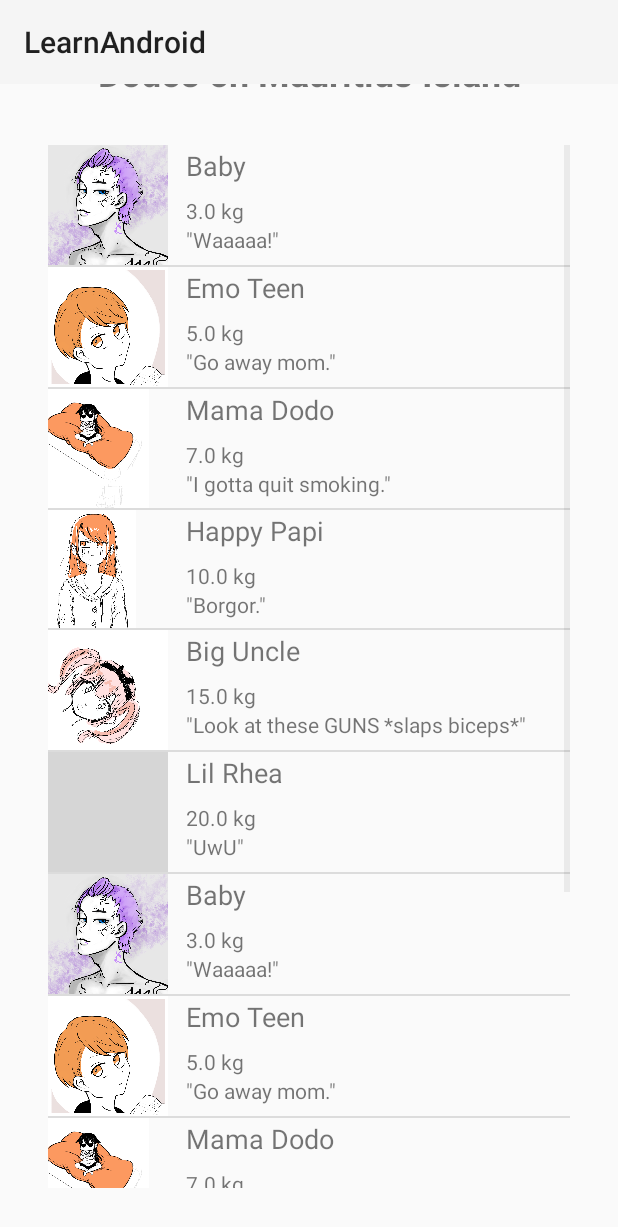
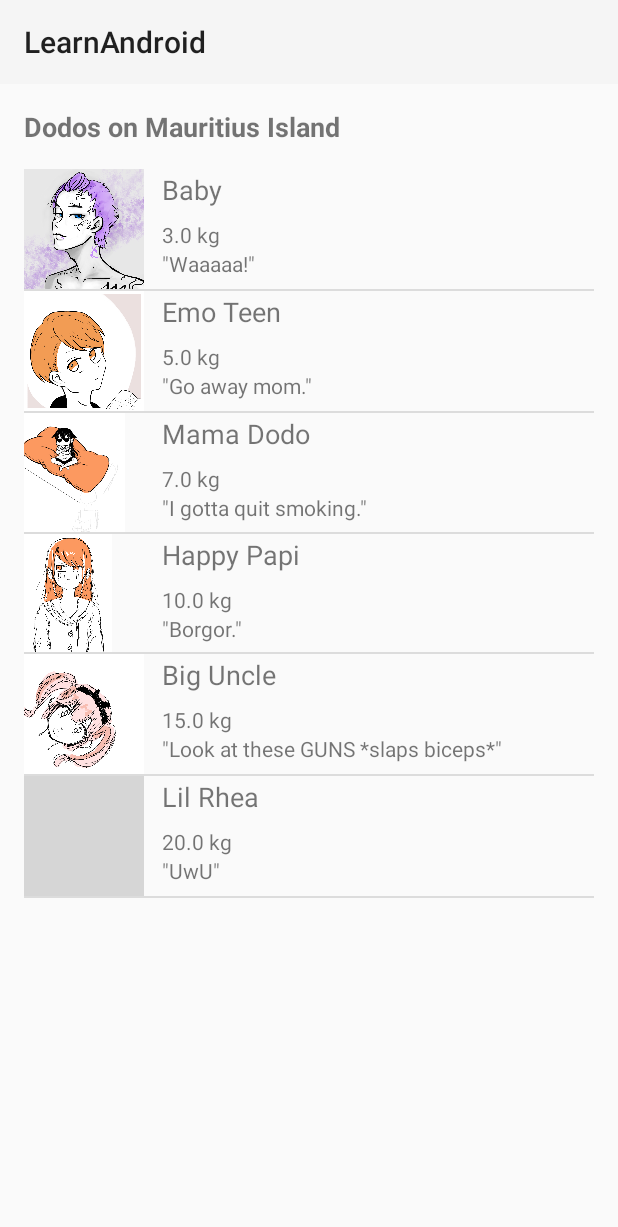
Before and after one commit to papashirogane/DodoApp, an Android app: the DodoListActivity screen opened directly, with no data from a screen before it, on a phone screen of 412 x 824 dp. Shown: the top 1227 px of the screen. Run offline under Robolectric (Android 15) with nearby library versions, the phone set to English and light mode, and no system bars; grey boxes are pictures that could not be loaded.

Commit message:
Cleaned up DodoListActivity and changed margins in activity_dodo_list.xml.

```diff
--- a/app/src/main/java/com/example/learnandroid/DodoListActivity.java
+++ b/app/src/main/java/com/example/learnandroid/DodoListActivity.java
@@ -33,7 +33,6 @@ public class DodoListActivity extends AppCompatActivity {
         Toolbar toolbar = (Toolbar) findViewById(R.id.toolbarDodoList);
         setSupportActionBar(toolbar);
 
-        populateWaddle();
         populateListView();
         registerClickCallback();
     }
@@ -52,15 +51,6 @@ public class DodoListActivity extends AppCompatActivity {
                 // need to keep track of clicked dodo
             }
         });
-    }
-
-    private void populateWaddle() {
-        MyWaddle.add(new Dodo("Baby", 3, R.drawable.lazy1, "Waaaaa!"));
-        MyWaddle.add(new Dodo("Emo Teen", 5, R.drawable.lazy2, "Go away mom."));
-        MyWaddle.add(new Dodo("Mama Dodo", 7, R.drawable.lazy3, "I gotta quit smoking."));
-        MyWaddle.add(new Dodo("Happy Papi", 10, R.drawable.lazy4, "Borgor."));
-        MyWaddle.add(new Dodo("Big Uncle", 15, R.drawable.lazy5, "Look at these GUNS *slaps biceps*"));
-        MyWaddle.add(new Dodo("Lil Rhea", 20, R.drawable.lazy6, "Uuuhhhhh..."));
     }
 
     private void populateListView() {
--- a/app/src/main/res/layout/activity_dodo_list.xml
+++ b/app/src/main/res/layout/activity_dodo_list.xml
@@ -11,31 +11,30 @@
         android:id="@+id/txtDodoList"
         android:layout_width="wrap_content"
         android:layout_height="wrap_content"
-        android:layout_marginTop="32dp"
+        android:layout_marginTop="16dp"
         android:text="Dodos on Mauritius Island"
-        android:textSize="24sp"
+        android:textSize="18sp"
         android:textStyle="bold"
-        app:layout_constraintEnd_toEndOf="parent"
-        app:layout_constraintStart_toStartOf="parent"
-        app:layout_constraintTop_toTopOf="parent" />
+        app:layout_constraintStart_toStartOf="@+id/dodoListView"
+        app:layout_constraintTop_toBottomOf="@+id/toolbarDodoList" />
 
     <ListView
         android:id="@+id/dodoListView"
         android:layout_width="0dp"
         android:layout_height="0dp"
-        android:layout_margin="32dp"
-        android:layout_marginStart="32dp"
-        android:layout_marginLeft="32dp"
-        android:layout_marginTop="32dp"
-        android:layout_marginEnd="32dp"
-        android:layout_marginRight="32dp"
-        android:layout_marginBottom="32dp"
+        android:layout_margin="16dp"
+        android:layout_marginStart="16dp"
+        android:layout_marginLeft="16dp"
+        android:layout_marginTop="16dp"
+        android:layout_marginEnd="16dp"
+        android:layout_marginRight="16dp"
+        android:layout_marginBottom="16dp"
         app:layout_constraintBottom_toBottomOf="parent"
         app:layout_constraintEnd_toEndOf="parent"
         app:layout_constraintHorizontal_bias="0.0"
         app:layout_constraintStart_toStartOf="parent"
         app:layout_constraintTop_toBottomOf="@+id/txtDodoList"
-        app:layout_constraintVertical_bias="1.0">
+        app:layout_constraintVertical_bias="0">
 
     </ListView>
 
```
